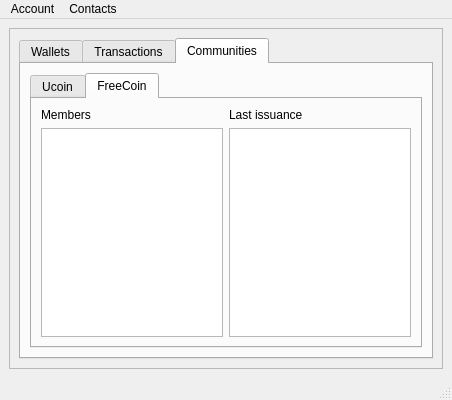
The window that res/ui/mainwindow.ui (duniter/sakia) describes before a commit, drawn with Qt 5.
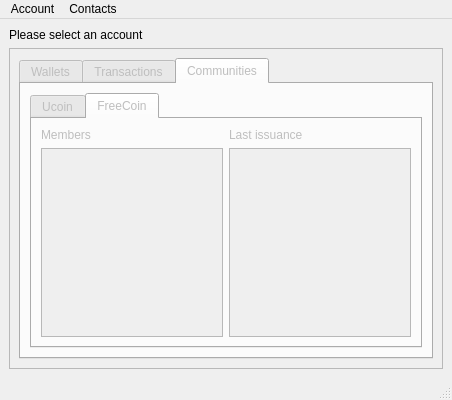
The same window after the commit. The open tabs and pages were chosen to show the change.

Patch:
```diff
--- a/res/ui/mainwindow.ui
+++ b/res/ui/mainwindow.ui
@@ -14,7 +14,14 @@
    <string notr="true">CuteCoin</string>
   </property>
   <widget class="QWidget" name="centralwidget">
-   <layout class="QHBoxLayout" name="horizontalLayout_2">
+   <layout class="QVBoxLayout" name="verticalLayout_6">
+    <item>
+     <widget class="QLabel" name="accountNameLabel">
+      <property name="text">
+       <string>Please select an account</string>
+      </property>
+     </widget>
+    </item>
     <item>
      <widget class="QFrame" name="actionsFrame">
       <property name="frameShape">
@@ -26,6 +33,9 @@
       <layout class="QVBoxLayout" name="verticalLayout">
        <item>
         <widget class="QTabWidget" name="tabWidget">
+         <property name="enabled">
+          <bool>false</bool>
+         </property>
          <property name="currentIndex">
           <number>0</number>
          </property>
```
Left out of the diff: 3 changed lines with no effect on the pictures.
